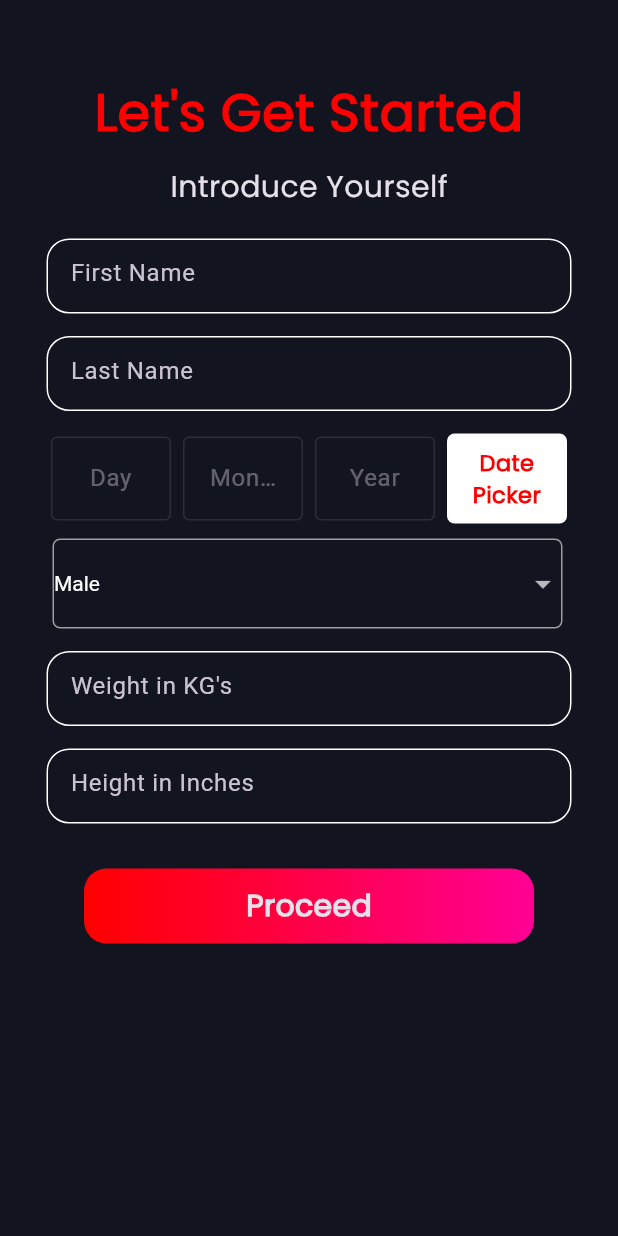
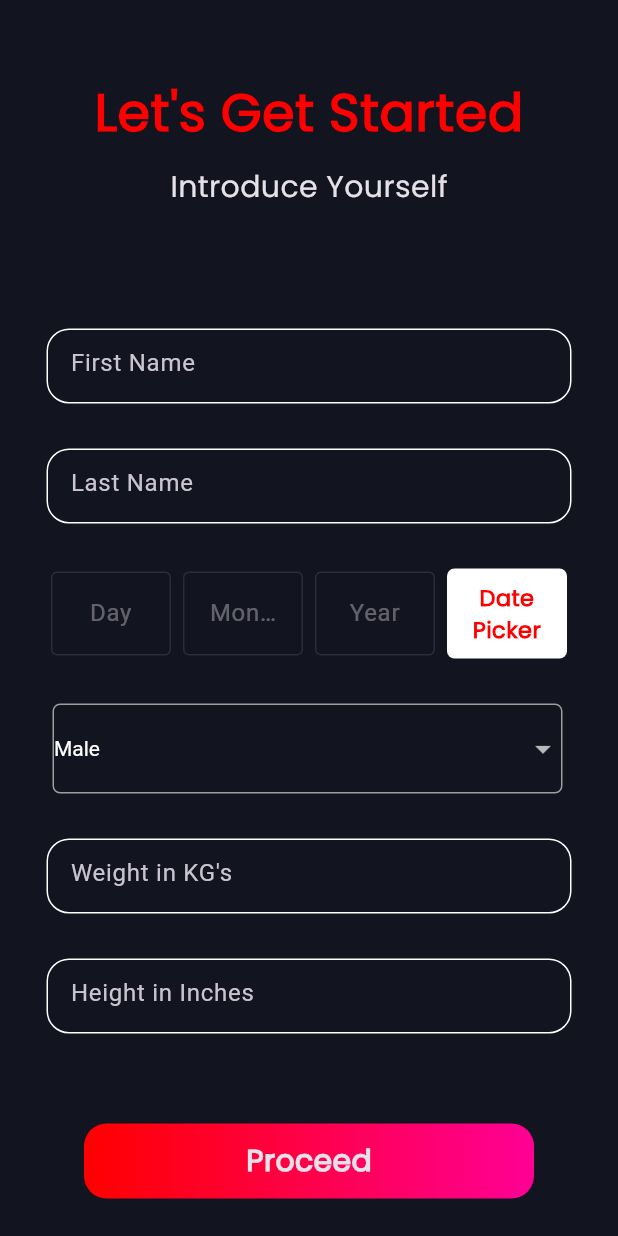
Before and after one commit to SobanAnjum/GymBuddy, a Flutter app: the OnBoardingScreen screen opened directly, on a phone screen of 412 x 824 dp. Run offline on Flutter 3.47's test engine with Material 3 defaults, Android fonts, the phone set to English and light mode, and no system bars; our stand-ins replace cloud_firestore, firebase_auth, firebase_core, get; missing offline and left inert: flutter_toastr; accounts and stored records are empty.

Commit message:
onBoarding Screen Working

```diff
--- a/lib/screens/homepage.dart
+++ b/lib/screens/homepage.dart
@@ -23,7 +23,7 @@ class _HomePageState extends State<HomePage> {
           InkWell(
   child: Text("Check Document Existence"),
   onTap: ()  {
-//Navigator.push(context, MaterialPageRoute(builder: (context) => OnBoardingScreen(),));
+Navigator.push(context, MaterialPageRoute(builder: (context) => OnBoardingScreen(),));
 
 
   })
--- a/lib/screens/onBoardingScreen.dart
+++ b/lib/screens/onBoardingScreen.dart
@@ -45,11 +45,11 @@ class _OnBoardingScreenState extends State<OnBoardingScreen> {
               child: Container(child: Center(child: Text("Let's Get Started",style:TextStyle(color: Color.fromRGBO(255, 0, 0, 1),fontFamily: "poppins",fontWeight:FontWeight.bold, fontSize: 35,),textAlign:TextAlign.center ,))),
             ),
             Container( child: Center( child: Text("Introduce Yourself",style:TextStyle(fontFamily: "poppins",fontWeight: FontWeight.normal ,fontSize: 20,),),)),
-            SizedBox(height: 20,),
+            SizedBox(height: 80,),
             textField("First Name", fName,TextInputType.text),
-            SizedBox(height: 15,),
+            SizedBox(height: 30,),
             textField("Last Name", lName,TextInputType.text),
-            SizedBox(height: 15,),
+            SizedBox(height: 30,),
             // textField("Age", age,TextInputType.number),
             // SizedBox(height: 20,),
             Container(
@@ -126,7 +126,7 @@ class _OnBoardingScreenState extends State<OnBoardingScreen> {
         )
 
         ),
-        SizedBox(height: 10,),
+        SizedBox(height: 30,),
          Row(
            children: [
              StatefulBuilder(
@@ -171,11 +171,11 @@ class _OnBoardingScreenState extends State<OnBoardingScreen> {
            ],
 
          ),
-         SizedBox(height: 15,),
+         SizedBox(height: 30,),
          textField("Weight in KG's", weight,TextInputType.number),
-         SizedBox(height: 15,),
+         SizedBox(height: 30,),
          textField("Height in Inches", height,TextInputType.number),
-         SizedBox(height: 30,),
+         SizedBox(height: 60,),
          loginSignupBTN("Proceed", (){
 
 
```
